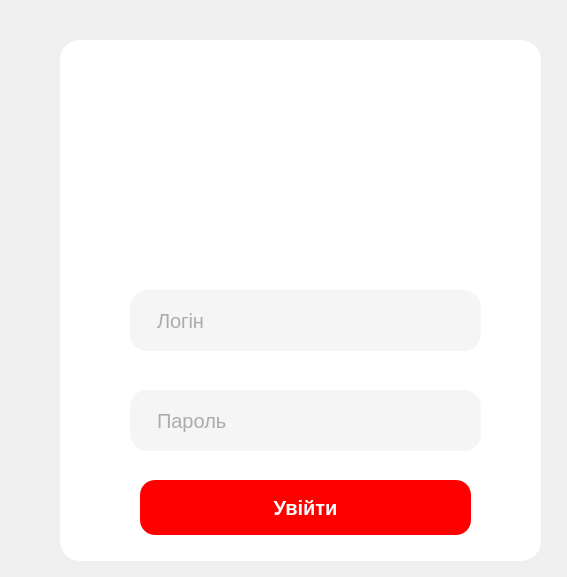
Qt form CStore/Login.ui (fr0staman/CStore) before a commit.
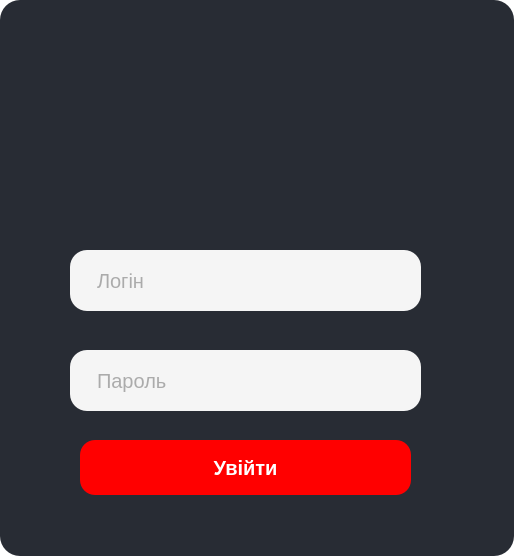
The same form after that commit. Icons and pictures are not drawn.

```diff
--- a/CStore/Login.ui
+++ b/CStore/Login.ui
@@ -6,15 +6,19 @@
    <rect>
     <x>0</x>
     <y>0</y>
-    <width>567</width>
-    <height>577</height>
+    <width>514</width>
+    <height>556</height>
    </rect>
   </property>
   <property name="windowTitle">
    <string>Form</string>
   </property>
   <property name="styleSheet">
-   <string notr="true">QPushButton:hover{
+   <string notr="true">QWidget
+{
+background-color: transparent;
+}
+QPushButton:hover{
   background-color:rgb(42, 77, 159);
   color: white;
   border-radius:15px;
@@ -32,18 +36,24 @@
 border-radius:15px;
 }</string>
   </property>
+  <layout class="QVBoxLayout" name="verticalLayout">
+   <property name="leftMargin">
+    <number>0</number>
+   </property>
+   <property name="topMargin">
+    <number>0</number>
+   </property>
+   <property name="rightMargin">
+    <number>0</number>
+   </property>
+   <property name="bottomMargin">
+    <number>0</number>
+   </property>
+   <item>
   <widget class="QWidget" name="widget" native="true">
-   <property name="geometry">
-    <rect>
-     <x>60</x>
-     <y>40</y>
-     <width>481</width>
-     <height>521</height>
-    </rect>
-   </property>
    <property name="styleSheet">
     <string notr="true">border-radius:20px;
-background-color:#FFFFFF;</string>
+background-color: rgb(40, 44, 52);</string>
    </property>
    <widget class="QLineEdit" name="lineLogin">
     <property name="geometry">
@@ -173,6 +183,8 @@
     </property>
    </widget>
   </widget>
+   </item>
+  </layout>
  </widget>
  <resources>
   <include location="Login.qrc"/>
```
Lines whose indentation alone changed are shown as unchanged.
